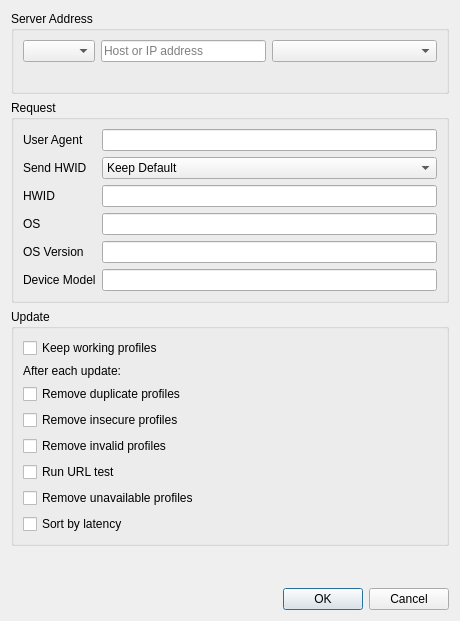
This is include/ui/group/dialog_edit_group_advanced.ui in skyrimlight/Throne as Qt 5 draws it before an edit. The edited form follows.
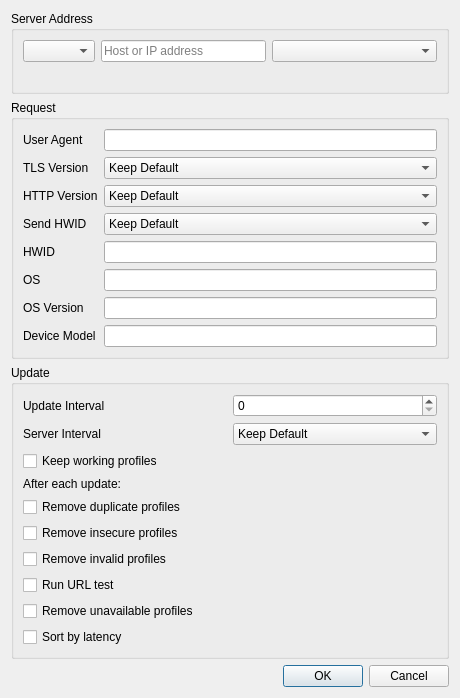
This is the edited form. Custom widgets are drawn as their Qt base class.

Commit message: fix: capture interactive in TestRunner lambda and restore sub TLS/HTTP settings in SettingsRepo and UI

The edit to the form file:
```diff
--- a/include/ui/group/dialog_edit_group_advanced.ui
+++ b/include/ui/group/dialog_edit_group_advanced.ui
@@ -86,6 +86,69 @@
        <widget class="MyLineEdit" name="user_agent"/>
       </item>
       <item row="1" column="0">
+       <widget class="QLabel" name="tls_version_l">
+        <property name="toolTip">
+         <string>TLS versions offered when fetching this subscription. Some servers answer the default handshake with a CAPTCHA or a block page; TLS 1.2 often gets through. Keep Default follows the Subscription settings.</string>
+        </property>
+        <property name="text">
+         <string>TLS Version</string>
+        </property>
+       </widget>
+      </item>
+      <item row="1" column="1">
+       <widget class="QComboBox" name="tls_version">
+        <item>
+         <property name="text">
+          <string>Keep Default</string>
+         </property>
+        </item>
+        <item>
+         <property name="text">
+          <string>Auto</string>
+         </property>
+        </item>
+        <item>
+         <property name="text">
+          <string>TLS 1.2</string>
+         </property>
+        </item>
+        <item>
+         <property name="text">
+          <string>TLS 1.3</string>
+         </property>
+        </item>
+       </widget>
+      </item>
+      <item row="2" column="0">
+       <widget class="QLabel" name="http_version_l">
+        <property name="toolTip">
+         <string>Auto uses HTTP/2 when the server offers it. Keep Default follows the Subscription settings.</string>
+        </property>
+        <property name="text">
+         <string>HTTP Version</string>
+        </property>
+       </widget>
+      </item>
+      <item row="2" column="1">
+       <widget class="QComboBox" name="http_version">
+        <item>
+         <property name="text">
+          <string>Keep Default</string>
+         </property>
+        </item>
+        <item>
+         <property name="text">
+          <string>Auto</string>
+         </property>
+        </item>
+        <item>
+         <property name="text">
+          <string>HTTP/1.1</string>
+         </property>
+        </item>
+       </widget>
+      </item>
+      <item row="3" column="0">
        <widget class="QLabel" name="send_hwid_l">
         <property name="toolTip">
          <string>Send the HWID, OS, OS version and device model headers with this subscription's requests. Keep Default follows the Subscription settings.</string>
@@ -95,7 +158,7 @@
         </property>
        </widget>
       </item>
-      <item row="1" column="1">
+      <item row="3" column="1">
        <widget class="QComboBox" name="send_hwid">
         <item>
          <property name="text">
@@ -114,44 +177,44 @@
         </item>
        </widget>
       </item>
-      <item row="2" column="0">
+      <item row="4" column="0">
        <widget class="QLabel" name="hwid_l">
         <property name="text">
          <string>HWID</string>
         </property>
        </widget>
       </item>
-      <item row="2" column="1">
+      <item row="4" column="1">
        <widget class="MyLineEdit" name="hwid"/>
       </item>
-      <item row="3" column="0">
+      <item row="5" column="0">
        <widget class="QLabel" name="hwid_os_l">
         <property name="text">
          <string>OS</string>
         </property>
        </widget>
       </item>
-      <item row="3" column="1">
+      <item row="5" column="1">
        <widget class="MyLineEdit" name="hwid_os"/>
       </item>
-      <item row="4" column="0">
+      <item row="6" column="0">
        <widget class="QLabel" name="hwid_os_version_l">
         <property name="text">
          <string>OS Version</string>
         </property>
        </widget>
       </item>
-      <item row="4" column="1">
+      <item row="6" column="1">
        <widget class="MyLineEdit" name="hwid_os_version"/>
       </item>
-      <item row="5" column="0">
+      <item row="7" column="0">
        <widget class="QLabel" name="hwid_model_l">
         <property name="text">
          <string>Device Model</string>
         </property>
        </widget>
       </item>
-      <item row="5" column="1">
+      <item row="7" column="1">
        <widget class="MyLineEdit" name="hwid_model"/>
       </item>
      </layout>
@@ -163,6 +226,59 @@
       <string>Update</string>
      </property>
      <layout class="QVBoxLayout" name="update_layout">
+      <item>
+       <layout class="QGridLayout" name="update_schedule_layout">
+        <item row="0" column="0">
+         <widget class="QLabel" name="update_interval_l">
+          <property name="toolTip">
+           <string>Minutes between automatic updates of this subscription. Keep Default follows the Subscription settings, where automatic updates must be enabled.</string>
+          </property>
+          <property name="text">
+           <string>Update Interval</string>
+          </property>
+         </widget>
+        </item>
+        <item row="0" column="1">
+         <widget class="QSpinBox" name="update_interval">
+          <property name="maximum">
+           <number>525600</number>
+          </property>
+          <property name="singleStep">
+           <number>30</number>
+          </property>
+         </widget>
+        </item>
+        <item row="1" column="0">
+         <widget class="QLabel" name="server_interval_l">
+          <property name="toolTip">
+           <string>Use the update interval sent by the subscription server; the interval above applies when it sends none. Keep Default follows the Subscription settings.</string>
+          </property>
+          <property name="text">
+           <string>Server Interval</string>
+          </property>
+         </widget>
+        </item>
+        <item row="1" column="1">
+         <widget class="QComboBox" name="server_interval">
+          <item>
+           <property name="text">
+            <string>Keep Default</string>
+           </property>
+          </item>
+          <item>
+           <property name="text">
+            <string>Use</string>
+           </property>
+          </item>
+          <item>
+           <property name="text">
+            <string>Ignore</string>
+           </property>
+          </item>
+         </widget>
+        </item>
+       </layout>
+      </item>
       <item>
        <widget class="QCheckBox" name="keep_working">
         <property name="toolTip">
```
Left out of the diff: 4 changed lines with no effect on the pictures. The commit also changes 6 other files.
